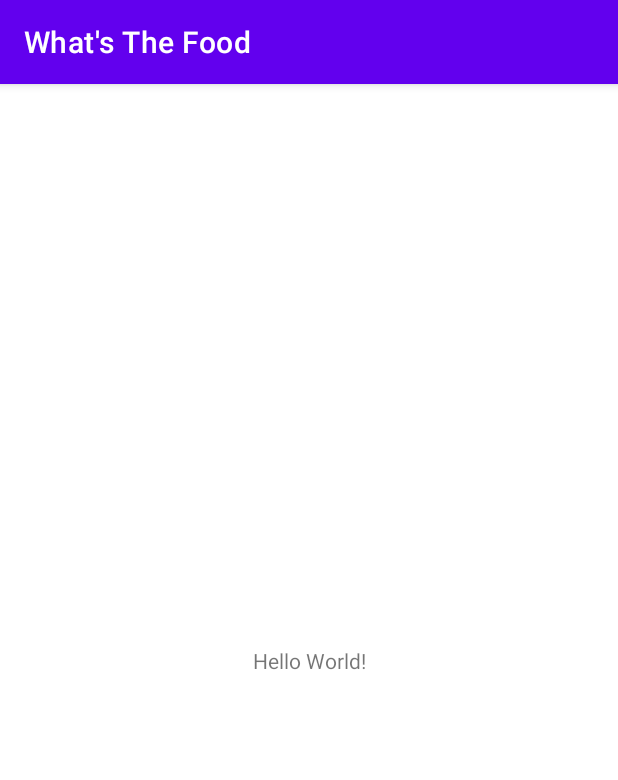
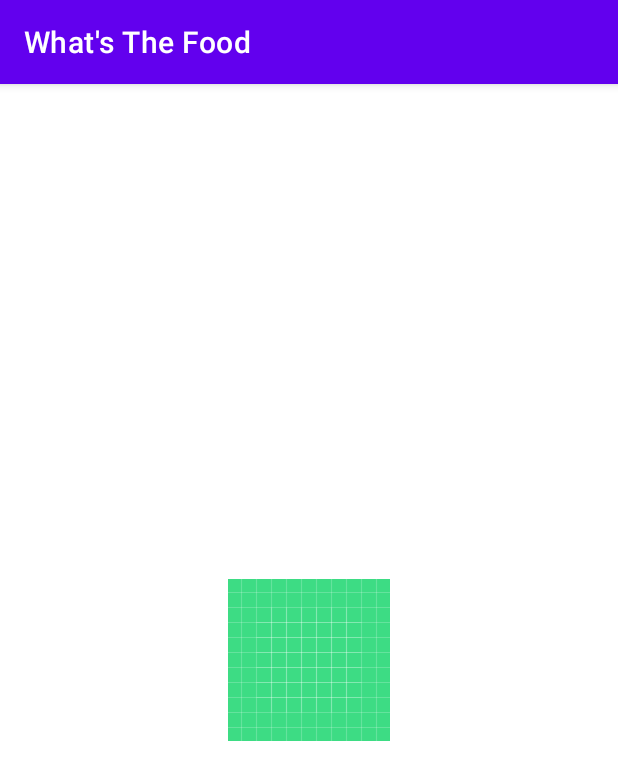
Before and after one commit to What-s-The-Food/Whats-The-Food-APP, an Android app: the first screen one second after launch (MainActivity before the commit, SplasScreenActivity after it), on a phone screen of 412 x 824 dp. Shown: the top 780 px of the screen. Run offline under Robolectric (Android 15) with nearby library versions, the phone set to English and light mode, and no system bars.

Commit message:
edit SplasScreenActivity.kt

```diff
--- a/app/src/main/AndroidManifest.xml
+++ b/app/src/main/AndroidManifest.xml
@@ -14,10 +14,10 @@
         android:theme="@style/Theme.WhatsTheFood"
         tools:targetApi="31" >
         <activity
-            android:name=".SplasScreenActivity"
+            android:name=".MainActivity"
             android:exported="false" />
         <activity
-            android:name=".MainActivity"
+            android:name=".SplasScreenActivity"
             android:exported="true" >
             <intent-filter>
                 <action android:name="android.intent.action.MAIN" />
--- a/app/src/main/java/xyz/heydarrn/whatsthefood/SplasScreenActivity.kt
+++ b/app/src/main/java/xyz/heydarrn/whatsthefood/SplasScreenActivity.kt
@@ -1,11 +1,20 @@
 package xyz.heydarrn.whatsthefood
 
+import android.content.Intent
 import androidx.appcompat.app.AppCompatActivity
 import android.os.Bundle
+import android.os.Handler
+import android.os.Looper
 
 class SplasScreenActivity : AppCompatActivity() {
     override fun onCreate(savedInstanceState: Bundle?) {
         super.onCreate(savedInstanceState)
         setContentView(R.layout.activity_splas_screen)
+
+        val TIMES_MILES = 1000L
+        Handler(Looper.getMainLooper()).postDelayed({
+            startActivity(Intent(this, MainActivity::class.java))
+            finish()
+        }, TIMES_MILES)
     }
 }
--- a/app/src/main/res/layout/activity_splas_screen.xml
+++ b/app/src/main/res/layout/activity_splas_screen.xml
@@ -7,4 +7,13 @@
     android:layout_height="match_parent"
     tools:context=".SplasScreenActivity">
 
+  <ImageView
+      android:layout_width="wrap_content"
+      android:layout_height="wrap_content"
+      android:src="@drawable/ic_launcher_background"
+      app:layout_constraintBottom_toBottomOf="parent"
+      app:layout_constraintEnd_toEndOf="parent"
+      app:layout_constraintStart_toStartOf="parent"
+      app:layout_constraintTop_toTopOf="parent" />
+
   </androidx.constraintlayout.widget.ConstraintLayout>
```
